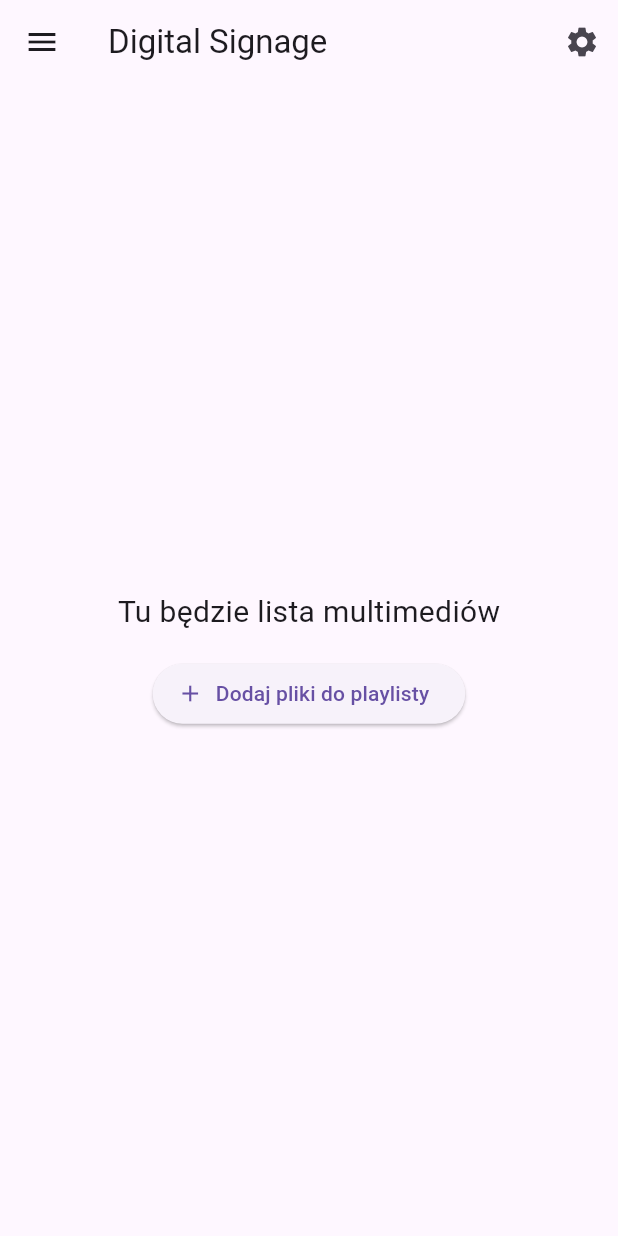
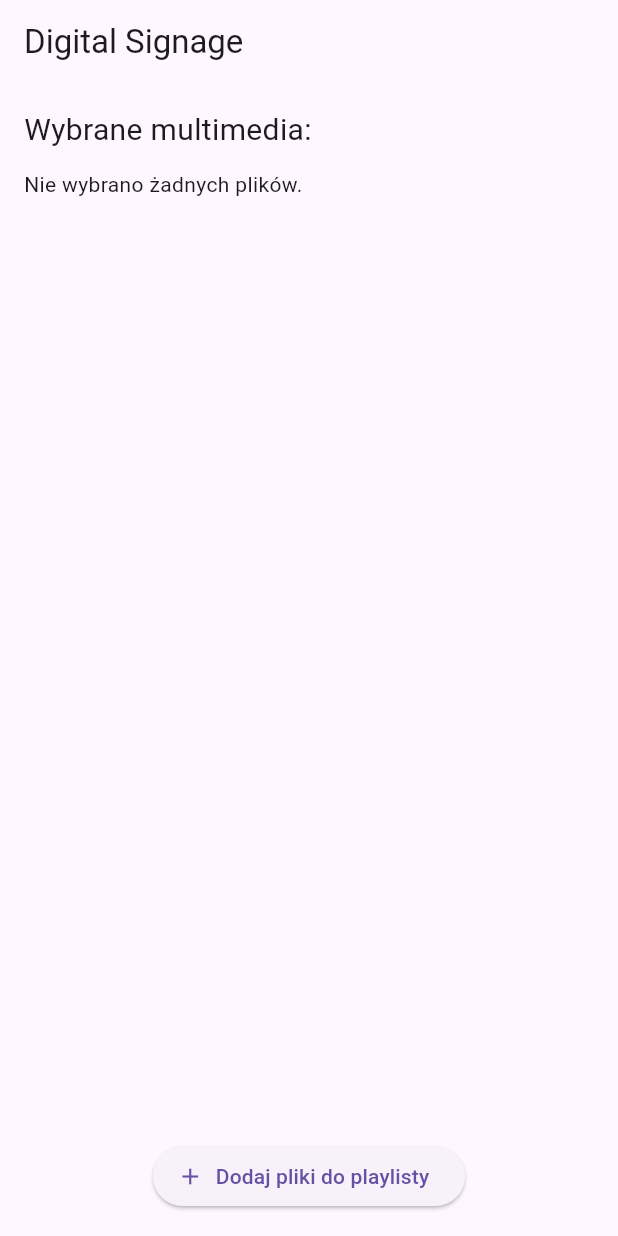
Before and after one commit to BKwiatek22/digital-signage-player-PI, a Flutter app: the screen it shows after launch, after a tap on "Dodaj pliki do playlisty", on a phone screen of 412 x 824 dp. Run offline on Flutter 3.47's test engine with Material 3 defaults, Android fonts, the phone set to English and light mode, and no system bars; our stand-ins replace file_picker.

Commit message:
Wyświetlanie wielu wybranych plików z miniaturkami

```diff
--- a/lib/main.dart
+++ b/lib/main.dart
@@ -1,4 +1,6 @@
+import 'dart:io';
 import 'package:flutter/material.dart';
+import 'package:file_picker/file_picker.dart';
 
 void main() {
   runApp(const DigitalSignageApp());
@@ -28,67 +30,97 @@ class MainScreen extends StatefulWidget {
 }
 
 class _MainScreenState extends State<MainScreen> {
-  // Docelowo tu będą playlisty i logika aplikacji
+  // Lista wybranych plików
+  List<PlatformFile> _selectedFiles = [];
+
+  // Funkcja wybierania plików (wiele plików na raz)
+  Future<void> _pickFiles() async {
+    FilePickerResult? result = await FilePicker.platform.pickFiles(
+      allowMultiple: true,
+      type: FileType.any, // obsługujemy każdy format (obrazy, wideo, inne)
+    );
+    if (result != null) {
+      setState(() {
+        // Dodaje nowe pliki do listy (nie usuwa poprzednich)
+        _selectedFiles.addAll(result.files.where((newFile) =>
+            !_selectedFiles.any((oldFile) => oldFile.path == newFile.path)));
+      });
+    }
+  }
+
+  // Miniaturka pliku – obraz jeśli zdjęcie, ikona jeśli inny typ
+  Widget _buildThumbnail(PlatformFile file) {
+    final ext = file.extension?.toLowerCase();
+    // Obsługa obrazów
+    if (['jpg', 'jpeg', 'png', 'gif', 'bmp', 'webp'].contains(ext)) {
+      if (file.path != null) {
+        return Image.file(
+          File(file.path!),
+          width: 48,
+          height: 48,
+          fit: BoxFit.cover,
+        );
+      }
+    }
+    // Obsługa filmów
+    if (['mp4', 'avi', 'mov', 'mkv', 'webm'].contains(ext)) {
+      return const Icon(Icons.movie, size: 48, color: Colors.deepPurple);
+    }
+    // Domyślna ikona
+    return const Icon(Icons.insert_drive_file, size: 48, color: Colors.grey);
+  }
 
   @override
   Widget build(BuildContext context) {
     return Scaffold(
       appBar: AppBar(
         title: const Text('Digital Signage'),
-        actions: [
-          IconButton(
-            icon: const Icon(Icons.settings),
-            onPressed: () {
-              // Tu dodamy przejście do ekranu ustawień
-            },
-          ),
-        ],
       ),
-      drawer: Drawer(
-        child: ListView(
-          children: [
-            const DrawerHeader(
-              child: Text('Menu'),
-            ),
-            ListTile(
-              leading: const Icon(Icons.playlist_play),
-              title: const Text('Playlisty'),
-              onTap: () {
-                // Tu przejdziemy do ekranu playlist
-              },
-            ),
-            ListTile(
-              leading: const Icon(Icons.settings),
-              title: const Text('Ustawienia'),
-              onTap: () {
-                // Tu przejdziemy do ustawień
-              },
-            ),
-            ListTile(
-              leading: const Icon(Icons.tv),
-              title: const Text('Tryb wyświetlania'),
-              onTap: () {
-                // Tu przejdziemy do trybu wyświetlania
-              },
-            ),
-          ],
-        ),
-      ),
-      body: Center(
+      body: Padding(
+        padding: const EdgeInsets.all(16),
         child: Column(
-          mainAxisAlignment: MainAxisAlignment.center,
+          crossAxisAlignment: CrossAxisAlignment.start,
           children: [
             const Text(
-              'Tu będzie lista multimediów',
+              'Wybrane multimedia:',
               style: TextStyle(fontSize: 20),
             ),
-            const SizedBox(height: 16),
-            ElevatedButton.icon(
-              icon: const Icon(Icons.add),
-              label: const Text('Dodaj pliki do playlisty'),
-              onPressed: () {
-                // Tu dodamy wybieranie plików
-              },
+            const SizedBox(height: 12),
+            // Lista wybranych plików z miniaturkami
+            Expanded(
+              child: _selectedFiles.isEmpty
+                  ? const Text('Nie wybrano żadnych plików.')
+                  : ListView.separated(
+                      itemCount: _selectedFiles.length,
+                      separatorBuilder: (context, index) =>
+                          const Divider(height: 1),
+                      itemBuilder: (context, index) {
+                        final file = _selectedFiles[index];
+                        return ListTile(
+                          leading: _buildThumbnail(file),
+                          title: Text(file.name,
+                              maxLines: 1, overflow: TextOverflow.ellipsis),
+                          // Usuwanie pliku z listy (opcjonalnie)
+                          trailing: IconButton(
+                            icon: const Icon(Icons.delete_outline,
+                                color: Colors.red),
+                            onPressed: () {
+                              setState(() {
+                                _selectedFiles.removeAt(index);
+                              });
+                            },
+                          ),
+                        );
+                      },
+                    ),
+            ),
+            const SizedBox(height: 8),
+            Center(
+              child: ElevatedButton.icon(
+                icon: const Icon(Icons.add),
+                label: const Text('Dodaj pliki do playlisty'),
+                onPressed: _pickFiles,
+              ),
             ),
           ],
         ),
--- a/pubspec.yaml
+++ b/pubspec.yaml
@@ -30,6 +30,7 @@ environment:
 dependencies:
   flutter:
     sdk: flutter
+  file_picker: ^10.1.9
 
 
   # The following adds the Cupertino Icons font to your application.
@@ -45,7 +46,7 @@ dev_dependencies:
   # activated in the `analysis_options.yaml` file located at the root of your
   # package. See that file for information about deactivating specific lint
   # rules and activating additional ones.
-  flutter_lints: ^4.0.0
+  flutter_lints: ^5.0.0
 
 # For information on the generic Dart part of this file, see the
 # following page: https://dart.dev/tools/pub/pubspec
```
Also changed, not shown: pubspec.lock, 3 other files.
